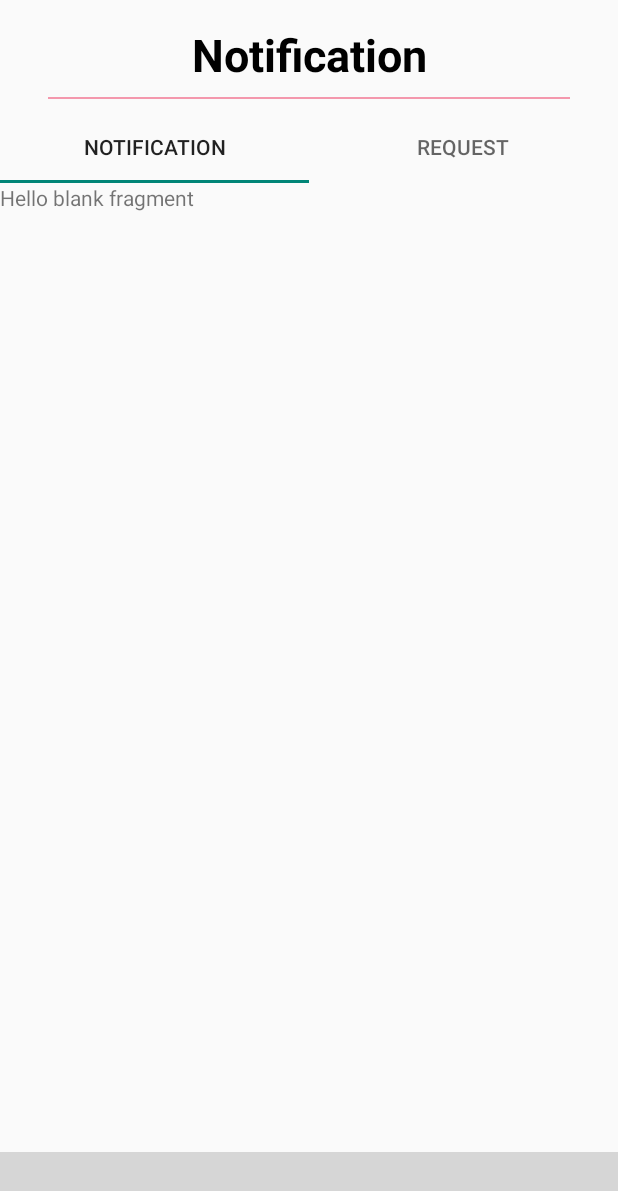
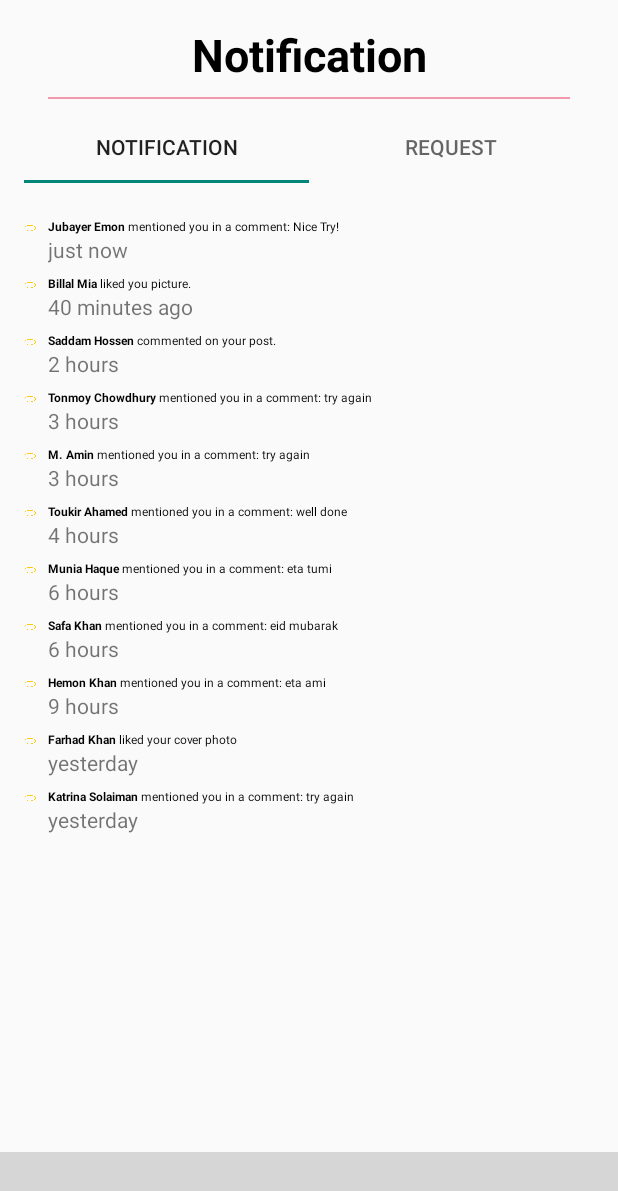
Before and after one commit to raduainrimon/Offer-Lagbe_AndroidApp, an Android app: the fragment NotificationFragment placed in its activity, on a phone screen of 412 x 824 dp. Shown: the top 1191 px of the screen. Run offline under Robolectric (Android 15) with nearby library versions, the phone set to English and light mode, and no system bars; our stand-ins replace CircleImageView; libraries missing offline, so code that uses them is left out: com.iammert.library; plain views replace ReadableBottomBar; Roboto replaces fonts that are not available here; 1 statement that could not run was skipped; grey boxes are pictures that could not be loaded.

Commit message:
Rimon 299
notification  fragment upto 2.33.18

```diff
--- /dev/null
+++ b/Offer Lagbe/app/src/main/java/com/example/offerlagbe/Adapter/NotificationAdapter.java
@@ -0,0 +1,64 @@
+package com.example.offerlagbe.Adapter;
+
+import android.content.Context;
+import android.text.Html;
+import android.view.LayoutInflater;
+import android.view.View;
+import android.view.ViewGroup;
+import android.widget.ImageView;
+import android.widget.TextView;
+
+import androidx.annotation.NonNull;
+import androidx.recyclerview.widget.RecyclerView;
+
+import com.example.offerlagbe.Model.NotificationModel;
+import com.example.offerlagbe.R;
+
+import java.util.ArrayList;
+
+public class NotificationAdapter extends RecyclerView.Adapter<NotificationAdapter.viewHolder>{
+
+
+    ArrayList<NotificationModel> list;
+    Context context;
+
+    public NotificationAdapter(ArrayList<NotificationModel> list, Context context) {
+        this.list = list;
+        this.context = context;
+    }
+
+    @NonNull
+    @Override
+    public viewHolder onCreateViewHolder(@NonNull ViewGroup parent, int viewType) {
+
+        View view = LayoutInflater.from(context).inflate(R.layout.notification2sample,parent,false);
+        return new viewHolder(view);
+    }
+
+    @Override
+    public void onBindViewHolder(@NonNull viewHolder holder, int position) {
+        NotificationModel model = list.get(position);
+
+        holder.profile.setImageResource(model.getProfile());
+        holder.notification.setText(Html.fromHtml(model.getNotification()));
+        holder.time.setText(model.getTime());
+
+    }
+
+    @Override
+    public int getItemCount() {
+        return list.size();
+    }
+
+    public class viewHolder extends RecyclerView.ViewHolder{
+
+        ImageView profile;
+        TextView notification,time;
+        public viewHolder(@NonNull View itemView) {
+            super(itemView);
+            profile=itemView.findViewById(R.id.profile_image);
+            notification=itemView.findViewById(R.id.notification);
+            time=itemView.findViewById(R.id.time);
+        }
+    }
+}
--- a/Offer Lagbe/app/src/main/java/com/example/offerlagbe/Fragment/Notification2Fragment.java
+++ b/Offer Lagbe/app/src/main/java/com/example/offerlagbe/Fragment/Notification2Fragment.java
@@ -1,66 +1,77 @@
 package com.example.offerlagbe.Fragment;
 
+import android.annotation.SuppressLint;
 import android.os.Bundle;
 
 import androidx.fragment.app.Fragment;
+import androidx.recyclerview.widget.LinearLayoutManager;
+import androidx.recyclerview.widget.RecyclerView;
 
 import android.view.LayoutInflater;
 import android.view.View;
 import android.view.ViewGroup;
 
+import com.example.offerlagbe.Adapter.NotificationAdapter;
+import com.example.offerlagbe.Model.NotificationModel;
 import com.example.offerlagbe.R;
 
-/**
- * A simple {@link Fragment} subclass.
- * Use the {@link Notification2Fragment#newInstance} factory method to
- * create an instance of this fragment.
- */
+import java.util.ArrayList;
+
+
 public class Notification2Fragment extends Fragment {
+    RecyclerView recyclerView;
+    ArrayList<NotificationModel> list;
 
-    // TODO: Rename parameter arguments, choose names that match
-    // the fragment initialization parameters, e.g. ARG_ITEM_NUMBER
-    private static final String ARG_PARAM1 = "param1";
-    private static final String ARG_PARAM2 = "param2";
-
-    // TODO: Rename and change types of parameters
-    private String mParam1;
-    private String mParam2;
 
     public Notification2Fragment() {
         // Required empty public constructor
     }
 
-    /**
-     * Use this factory method to create a new instance of
-     * this fragment using the provided parameters.
-     *
-     * @param param1 Parameter 1.
-     * @param param2 Parameter 2.
-     * @return A new instance of fragment Notification2Fragment.
-     */
-    // TODO: Rename and change types and number of parameters
-    public static Notification2Fragment newInstance(String param1, String param2) {
-        Notification2Fragment fragment = new Notification2Fragment();
-        Bundle args = new Bundle();
-        args.putString(ARG_PARAM1, param1);
-        args.putString(ARG_PARAM2, param2);
-        fragment.setArguments(args);
-        return fragment;
-    }
-
     @Override
     public void onCreate(Bundle savedInstanceState) {
         super.onCreate(savedInstanceState);
-        if (getArguments() != null) {
-            mParam1 = getArguments().getString(ARG_PARAM1);
-            mParam2 = getArguments().getString(ARG_PARAM2);
-        }
+
     }
 
+    @SuppressLint("MissingInflatedId")
     @Override
     public View onCreateView(LayoutInflater inflater, ViewGroup container,
                              Bundle savedInstanceState) {
         // Inflate the layout for this fragment
-        return inflater.inflate(R.layout.fragment_notification2, container, false);
+        View view = inflater.inflate(R.layout.fragment_notification2, container, false);
+
+        recyclerView = view.findViewById(R.id.notification2RV);
+
+        list = new ArrayList<>();
+        list.add(new NotificationModel(R.drawable.profile,"<b>Jubayer Emon</b> mentioned you in a comment: Nice Try!",
+                "just now"));
+        list.add(new NotificationModel(R.drawable.deaf,"<b>Billal Mia</b> liked you picture.",
+                "40 minutes ago"));
+        list.add(new NotificationModel(R.drawable.dennis,"<b>Saddam Hossen</b> commented on your post.",
+                "2 hours"));
+        list.add(new NotificationModel(R.drawable.homefragmentstory02,"<b>Tonmoy Chowdhury</b> mentioned you in a comment: try again",
+                "3 hours"));
+        list.add(new NotificationModel(R.drawable.homefragmentstory,"<b>M. Amin</b> mentioned you in a comment: try again",
+                "3 hours"));
+        list.add(new NotificationModel(R.drawable.profilefragment__profilepicture,"<b>Toukir Ahamed</b> mentioned you in a comment: well done",
+                "4 hours"));
+        list.add(new NotificationModel(R.drawable.profilefragment__profilecover,"<b>Munia Haque</b> mentioned you in a comment: eta tumi",
+                "6 hours"));
+        list.add(new NotificationModel(R.drawable.profilefragment__profilepicture2,"<b>Safa Khan</b> mentioned you in a comment: eid mubarak",
+                "6 hours"));
+        list.add(new NotificationModel(R.drawable.deaf,"<b>Hemon Khan</b> mentioned you in a comment: eta ami",
+                "9 hours"));
+        list.add(new NotificationModel(R.drawable.deaf,"<b>Farhad Khan</b> liked your cover photo",
+                "yesterday"));
+        list.add(new NotificationModel(R.drawable.deaf,"<b>Katrina Solaiman</b> mentioned you in a comment: try again",
+                "yesterday"));
+
+        NotificationAdapter adapter = new NotificationAdapter(list,getContext());
+        LinearLayoutManager layoutManager =  new LinearLayoutManager(getContext(),LinearLayoutManager.VERTICAL,false);
+        recyclerView.setLayoutManager(layoutManager);
+        recyclerView.setAdapter(adapter);
+
+
+        return view;
     }
 }
--- /dev/null
+++ b/Offer Lagbe/app/src/main/java/com/example/offerlagbe/Model/NotificationModel.java
@@ -0,0 +1,37 @@
+package com.example.offerlagbe.Model;
+
+public class NotificationModel {
+
+    int profile;
+    String notification,time;
+
+    public NotificationModel(int profile, String notification, String time) {
+        this.profile = profile;
+        this.notification = notification;
+        this.time = time;
+    }
+
+    public int getProfile() {
+        return profile;
+    }
+
+    public void setProfile(int profile) {
+        this.profile = profile;
+    }
+
+    public String getNotification() {
+        return notification;
+    }
+
+    public void setNotification(String notification) {
+        this.notification = notification;
+    }
+
+    public String getTime() {
+        return time;
+    }
+
+    public void setTime(String time) {
+        this.time = time;
+    }
+}
--- a/Offer Lagbe/app/src/main/res/layout/fragment_notification.xml
+++ b/Offer Lagbe/app/src/main/res/layout/fragment_notification.xml
@@ -38,7 +38,9 @@
         android:id="@+id/TabLayout"
         android:layout_width="match_parent"
         android:layout_height="wrap_content"
+        android:layout_marginStart="16dp"
         android:layout_marginTop="8dp"
+        android:layout_marginEnd="16dp"
         app:layout_constraintEnd_toEndOf="parent"
         app:layout_constraintHorizontal_bias="0.5"
         app:layout_constraintStart_toStartOf="parent"
--- a/Offer Lagbe/app/src/main/res/layout/fragment_notification2.xml
+++ b/Offer Lagbe/app/src/main/res/layout/fragment_notification2.xml
@@ -1,14 +1,20 @@
 <?xml version="1.0" encoding="utf-8"?>
-<FrameLayout xmlns:android="http://schemas.android.com/apk/res/android"
+<androidx.constraintlayout.widget.ConstraintLayout xmlns:android="http://schemas.android.com/apk/res/android"
+    xmlns:app="http://schemas.android.com/apk/res-auto"
     xmlns:tools="http://schemas.android.com/tools"
     android:layout_width="match_parent"
     android:layout_height="match_parent"
     tools:context=".Fragment.Notification2Fragment">
 
-    <!-- TODO: Update blank fragment layout -->
-    <TextView
+    <androidx.recyclerview.widget.RecyclerView
+        android:id="@+id/notification2RV"
         android:layout_width="match_parent"
         android:layout_height="match_parent"
-        android:text="@string/hello_blank_fragment" />
-
-</FrameLayout>
+        android:layout_marginStart="16dp"
+        android:layout_marginTop="16dp"
+        android:layout_marginEnd="16dp"
+        app:layout_constraintEnd_toEndOf="parent"
+        app:layout_constraintHorizontal_bias="0.5"
+        app:layout_constraintStart_toStartOf="parent"
+        app:layout_constraintTop_toTopOf="parent" />
+</androidx.constraintlayout.widget.ConstraintLayout>
--- /dev/null
+++ b/Offer Lagbe/app/src/main/res/layout/notification2sample.xml
@@ -0,0 +1,53 @@
+<?xml version="1.0" encoding="utf-8"?>
+<androidx.constraintlayout.widget.ConstraintLayout xmlns:android="http://schemas.android.com/apk/res/android"
+    xmlns:app="http://schemas.android.com/apk/res-auto"
+    xmlns:tools="http://schemas.android.com/tools"
+    android:layout_width="match_parent"
+    android:layout_height="wrap_content">
+
+    <de.hdodenhof.circleimageview.CircleImageView
+        android:id="@+id/profile_image"
+        android:layout_width="@dimen/_50mdp"
+        android:layout_height="@dimen/_50mdp"
+        android:layout_marginTop="8dp"
+        android:padding="4dp"
+        android:paddingStart="4dp"
+        android:src="@drawable/profile"
+        app:layout_constraintStart_toStartOf="parent"
+        app:layout_constraintTop_toTopOf="parent" />
+
+    <View
+        android:id="@+id/view"
+        android:layout_width="0dp"
+        android:layout_height="0dp"
+        android:layout_marginTop="4dp"
+        android:background="@drawable/yellowcircleprofile"
+        app:layout_constraintBottom_toBottomOf="@+id/profile_image"
+        app:layout_constraintEnd_toEndOf="@+id/profile_image"
+        app:layout_constraintStart_toStartOf="@+id/profile_image"
+        app:layout_constraintTop_toTopOf="@+id/profile_image" />
+
+    <TextView
+        android:id="@+id/notification"
+        android:layout_width="0dp"
+        android:layout_height="wrap_content"
+        android:layout_marginStart="8dp"
+        android:layout_marginEnd="16dp"
+        android:text="M. Amin mentioned you in a comment"
+        android:textColor="@color/black"
+        android:textSize="@dimen/_14font_mdp"
+        app:layout_constraintBottom_toBottomOf="@+id/profile_image"
+        app:layout_constraintEnd_toEndOf="parent"
+        app:layout_constraintStart_toEndOf="@+id/profile_image"
+        app:layout_constraintTop_toTopOf="@+id/profile_image"
+        app:layout_constraintVertical_bias="0.29000002" />
+
+    <TextView
+        android:id="@+id/time"
+        android:layout_width="wrap_content"
+        android:layout_height="wrap_content"
+        android:text="just now"
+        app:layout_constraintStart_toStartOf="@+id/notification"
+        app:layout_constraintTop_toBottomOf="@+id/notification" />
+
+</androidx.constraintlayout.widget.ConstraintLayout>
```
